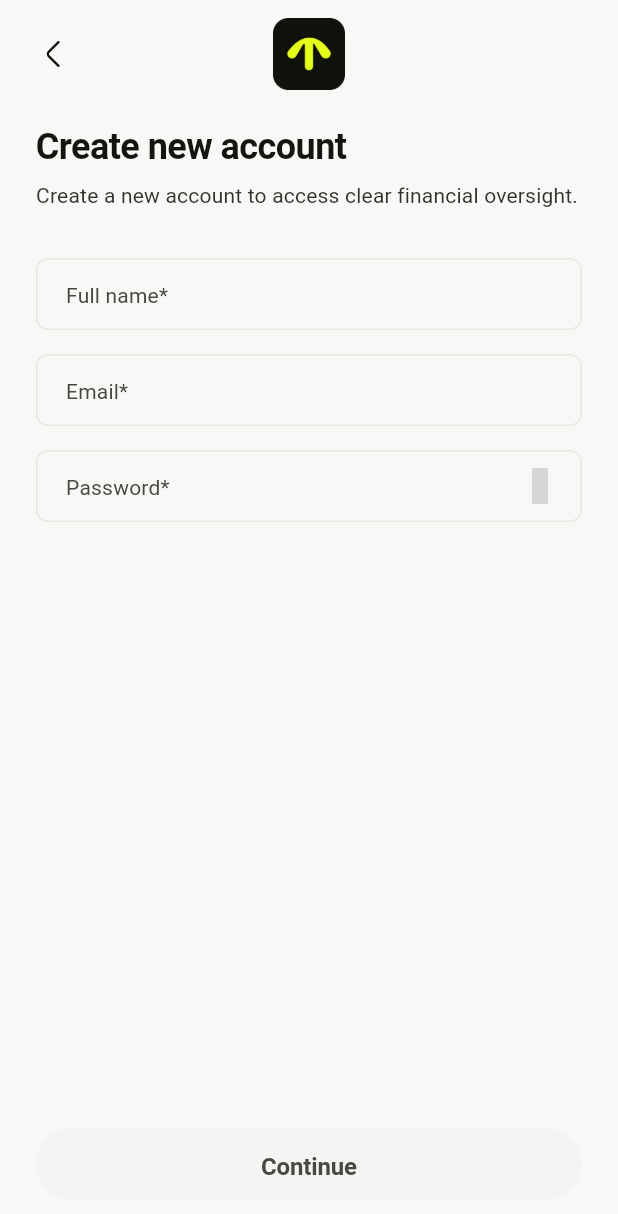
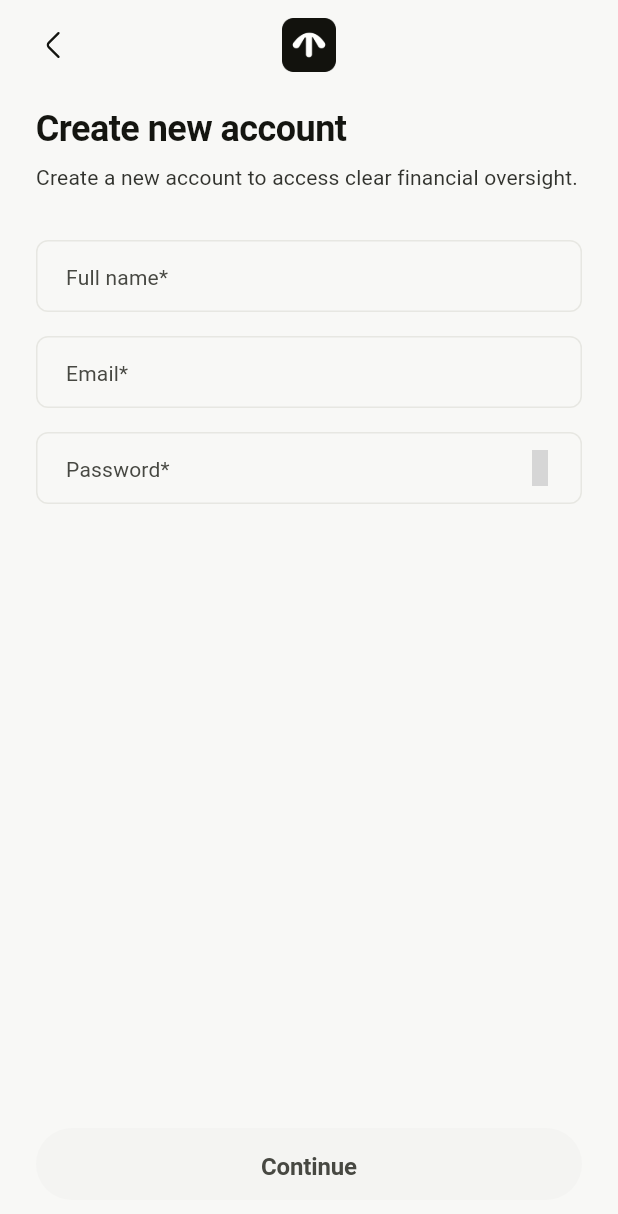
Before and after one commit to muhammadmunabari/Marita, a Flutter app: the screen it shows after launch, after a tap on "Get started now", on a phone screen of 412 x 824 dp. Shown: the top 1214 px of the screen. Run offline on Flutter 3.47's test engine with Material 3 defaults, Android fonts, the phone set to English and light mode, and no system bars; our stand-ins replace cloud_firestore, file_picker, firebase_ai, firebase_auth, firebase_core, firebase_storage and 13 more; missing offline and left inert: excel, firebase_app_check, syncfusion_flutter_pdf; accounts and stored records are empty; Roboto replaces fonts that are missing (PlusJakartaSans); grey boxes are pictures that could not be loaded.

Commit message:
feat: implement onboarding, login, and signup screens with supporting assets

```diff
--- a/lib/screens/login/login_screen.dart
+++ b/lib/screens/login/login_screen.dart
@@ -99,8 +99,8 @@ class _LoginScreenState extends ConsumerState<LoginScreen> {
                   ),
                   Image.asset(
                     'assets/logos/Logobug black bg.png',
-                    width: 48,
-                    height: 48,
+                    width: 36,
+                    height: 36,
                   ),
                 ],
               ),
--- a/lib/screens/onboarding/onboarding_screen.dart
+++ b/lib/screens/onboarding/onboarding_screen.dart
@@ -17,9 +17,7 @@ class OnboardingScreen extends StatelessWidget {
         builder: (context, constraints) {
           return SingleChildScrollView(
             child: ConstrainedBox(
-              constraints: BoxConstraints(
-                minHeight: constraints.maxHeight,
-              ),
+              constraints: BoxConstraints(minHeight: constraints.maxHeight),
               child: IntrinsicHeight(
                 child: Padding(
                   padding: const EdgeInsets.symmetric(
@@ -32,9 +30,9 @@ class OnboardingScreen extends StatelessWidget {
                       // Logo
                       Center(
                         child: Image.asset(
-                          'assets/logos/Logobug colored bg.png',
-                          width: 64,
-                          height: 64,
+                          'assets/logos/Logobug black bg.png',
+                          width: 48,
+                          height: 48,
                         ),
                       ),
                       const SizedBox(height: MaritaSpacing.lg),
@@ -58,7 +56,7 @@ class OnboardingScreen extends StatelessWidget {
                             BlendMode.srcIn,
                           ),
                         ),
-                        title: 'AI Assistant',
+                        title: 'Interactive AI Assistant',
                         description:
                             'Understand complex financial data & get clear answers and actionable insights in seconds.',
                       ),
@@ -70,22 +68,27 @@ class OnboardingScreen extends StatelessWidget {
                           size: MaritaIconSize.medium,
                           color: context.maritaColors.contentPrimary,
                         ),
-                        title: 'Audit System',
+                        title: 'Smart Audit System',
                         description:
                             'Strengthen financial accountability. Track issues, risks, and audit findings with clarity.',
                       ),
                       const SizedBox(height: MaritaSpacing.xl),
                       // Feature 3
                       _FeatureItem(
-                        iconWidget: MaritaIcon(
-                          icon: MaritaIcons.folder,
-                          size: MaritaIconSize.medium,
-                          color: context.maritaColors.contentPrimary,
+                        iconWidget: SvgPicture.asset(
+                          'assets/icons/mouse-linear.svg',
+                          width: MaritaIconSize.medium,
+                          height: MaritaIconSize.medium,
+                          colorFilter: ColorFilter.mode(
+                            context.maritaColors.contentPrimary,
+                            BlendMode.srcIn,
                           ),
-                        title: 'Automated Financial Report',
+                        ),
+                        title: 'Secure Dedicated Workspaces',
                         description:
-                            'Generate reports instantly. Turn raw data into clear executive insights.',
+                            'Organize your projects and collaborate safely in dedicated, isolated workspaces for different investors or teams.',
                       ),
+
                       const Spacer(flex: 4),
                       // Button
                       MaritaPrimaryButton(
@@ -101,7 +104,8 @@ class OnboardingScreen extends StatelessWidget {
                         children: [
                           Text(
                             'Already have an account? ',
-                            style: context.maritaTypography.bodyDefault.copyWith(
+                            style: context.maritaTypography.bodyDefault
+                                .copyWith(
                                   color: context.maritaColors.contentSecondary,
                                 ),
                           ),
@@ -111,8 +115,10 @@ class OnboardingScreen extends StatelessWidget {
                             },
                             child: Text(
                               'Log in',
-                              style: context.maritaTypography.bodyDefaultBold.copyWith(
-                                color: context.maritaColors.interactivePrimary,
+                              style: context.maritaTypography.bodyDefaultBold
+                                  .copyWith(
+                                    color:
+                                        context.maritaColors.interactivePrimary,
                                     decoration: TextDecoration.underline,
                                     decorationColor:
                                         context.maritaColors.interactivePrimary,
--- a/lib/screens/signup/signup_screen.dart
+++ b/lib/screens/signup/signup_screen.dart
@@ -149,8 +149,8 @@ class _SignupScreenState extends ConsumerState<SignupScreen> {
                   ),
                   Image.asset(
                     'assets/logos/Logobug black bg.png',
-                    width: 48,
-                    height: 48,
+                    width: 36,
+                    height: 36,
                   ),
                 ],
               ),
```
Also changed, not shown: assets/icons/mouse-linear.svg (added), assets/logos/Logo lockup colored.png (deleted), assets/logos/Logobug black bg.png, assets/logos/Logobug colored bg.png, assets/logos/Logobug white bg.png, assets/logos/Logomark colored.png (deleted), assets/logos/Logotype colored.png (deleted), assets/logos/Splash icon.png. Lines whose indentation alone changed are shown as unchanged.
